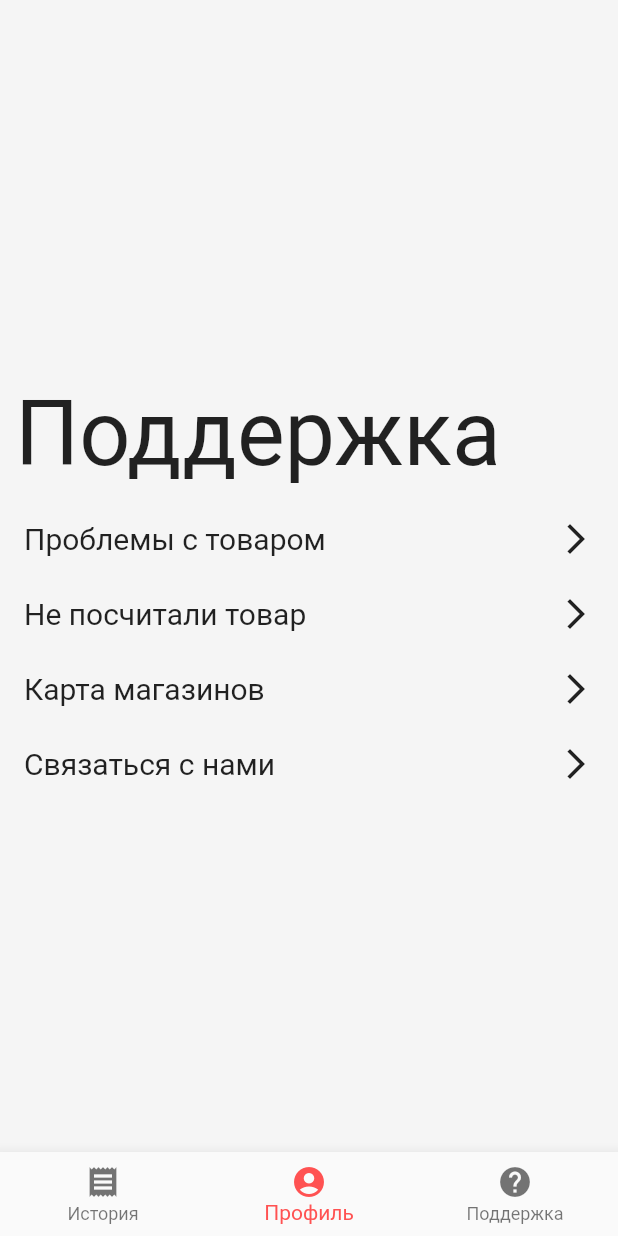
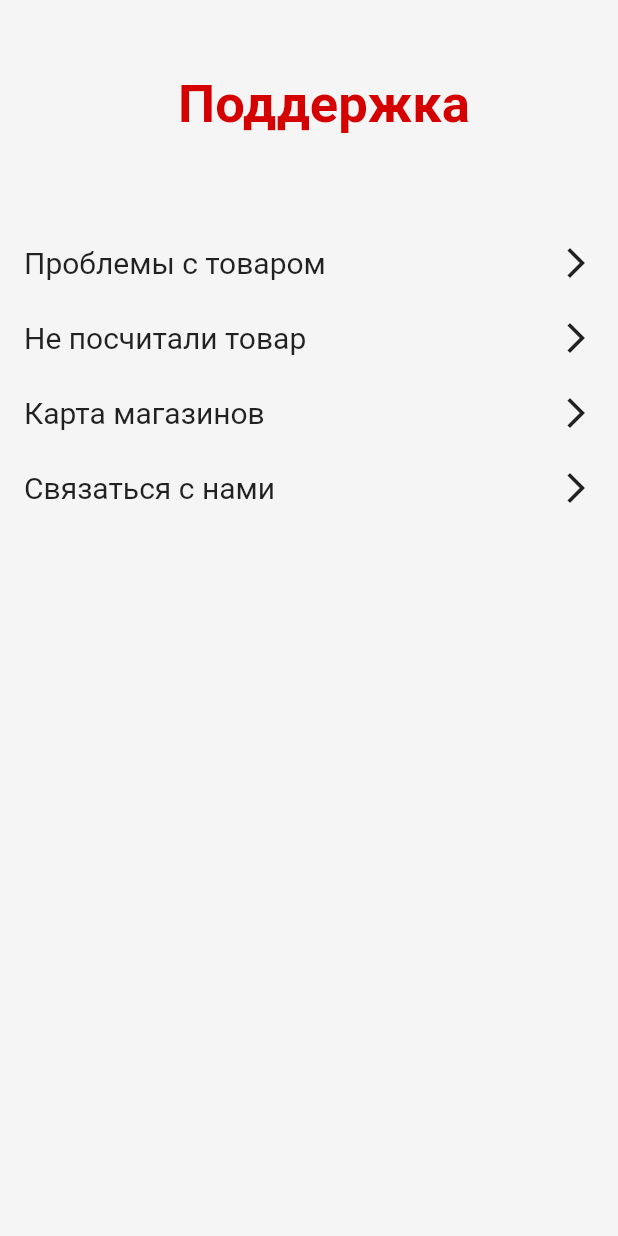
Before and after one commit to Tauassar/prototype, a Flutter app: the SupportPage screen opened directly, on a phone screen of 412 x 824 dp. Run offline on Flutter 3.47's test engine with Material 2 defaults, Android fonts, the phone set to English and light mode, and no system bars.

Commit message:
transition added, styling created, bottom navigation finished

```diff
--- a/lib/Navigation.dart
+++ b/lib/Navigation.dart
@@ -1,25 +1,41 @@
 import 'package:flutter/material.dart';
+import 'login.dart';
+import 'profile.dart';
+import 'history.dart';
+import 'support.dart';
 
-class Navbar extends StatefulWidget {
+
+class Navigation extends StatefulWidget {
   @override
-  _NavbarState createState() => _NavbarState();
+  _NavigationState createState() => _NavigationState();
 }
 
-class _NavbarState extends State<Navbar> {
+class _NavigationState extends State<Navigation> {
     int _currentIndex=1;
+    final List<Widget> _children=[
+      HistoryPage(),
+      ProfilePage('Tribore','Resistance', 320),
+      SupportPage(),
+    ];
     void Selection(int index){
       setState(() {
         _currentIndex=index;
       });
 }
+
   @override
   Widget build(BuildContext context) {
-    return BottomNavigationBar(
+    return Scaffold(
+      backgroundColor: Colors.grey[100],
+      body: _children[_currentIndex],
+
+      bottomNavigationBar: BottomNavigationBar(
         type: BottomNavigationBarType.fixed,
         items: const <BottomNavigationBarItem>[
           BottomNavigationBarItem(
             icon: Icon(Icons.receipt),
             title: Text('История'),
+
           ),
           BottomNavigationBarItem(
             icon: Icon(Icons.account_circle),
@@ -30,9 +46,14 @@ class _NavbarState extends State<Navbar> {
             title: Text('Поддержка'),
           ),
         ],
-      selectedItemColor: Colors.redAccent,
+        backgroundColor: Colors.grey[500],
+        selectedItemColor: Colors.white,
+        selectedIconTheme: IconThemeData(size: 40),
+        unselectedItemColor: Colors.grey[100],
+        unselectedIconTheme: IconThemeData(size: 25),
         currentIndex: _currentIndex,
         onTap: Selection,
+      ),
     );
   }
   }
--- a/lib/main.dart
+++ b/lib/main.dart
@@ -3,6 +3,7 @@ import 'login.dart';
 import 'profile.dart';
 import 'history.dart';
 import 'support.dart';
+import 'package:prototype/Navigation.dart';
 
 void main() {
   runApp(MyApp());
@@ -13,7 +14,7 @@ class MyApp extends StatelessWidget {
   @override
   Widget build(BuildContext context) {
     return MaterialApp(
-      home: HistoryPage(),
+      home: Navigation(),
 //      ProfilePage('Tribore','Resistance', 320),
 //      initialRoute: '/login',
 //      routes: {
--- a/lib/support.dart
+++ b/lib/support.dart
@@ -13,26 +13,36 @@ class SupportPage extends StatelessWidget {
       body: SafeArea(
         child: Column(
           crossAxisAlignment: CrossAxisAlignment.stretch,
-          mainAxisAlignment: MainAxisAlignment.center,
+          mainAxisAlignment: MainAxisAlignment.start,
           children:  <Widget>[
             Container(
+              color: Colors.grey[100],
+
               height: 100,
-              child: Padding(
-                padding: EdgeInsets.fromLTRB(10,20,10,0),
-                child: Text('Поддержка',
-                textAlign: TextAlign.left,
-                style: TextStyle(fontSize: 60),),
-              ),
+              padding: EdgeInsets.fromLTRB(20,40,0,0),
+              child: Row(
+                mainAxisAlignment: MainAxisAlignment.spaceAround,
+                children:  <Widget>[
+                  Text('Поддержка',
+                    style: TextStyle(
+                        fontSize: 35,
+                        color: Colors.redAccent[700],
+                        fontWeight: FontWeight.bold
+                    ),),
+                ],),
             ),
-            SupportButton('Проблемы с товаром'),
-            SupportButton('Не посчитали товар'),
-            SupportButton('Карта магазинов'),
-            SupportButton('Связаться с нами'),
-
+            SizedBox( height: 50),
+            Center(
+              child: Column(children:  <Widget>[
+                SupportButton('Проблемы с товаром'),
+                SupportButton('Не посчитали товар'),
+                SupportButton('Карта магазинов'),
+                SupportButton('Связаться с нами'),
+              ],),
+            ),
           ]
         ),
       ),
-      bottomNavigationBar: Navbar(),
     );
   }
 }
```
Also changed, not shown: lib/history.dart (+28 -6 lines), lib/profile.dart (+8 -4 lines). Lines whose indentation alone changed are shown as unchanged.
